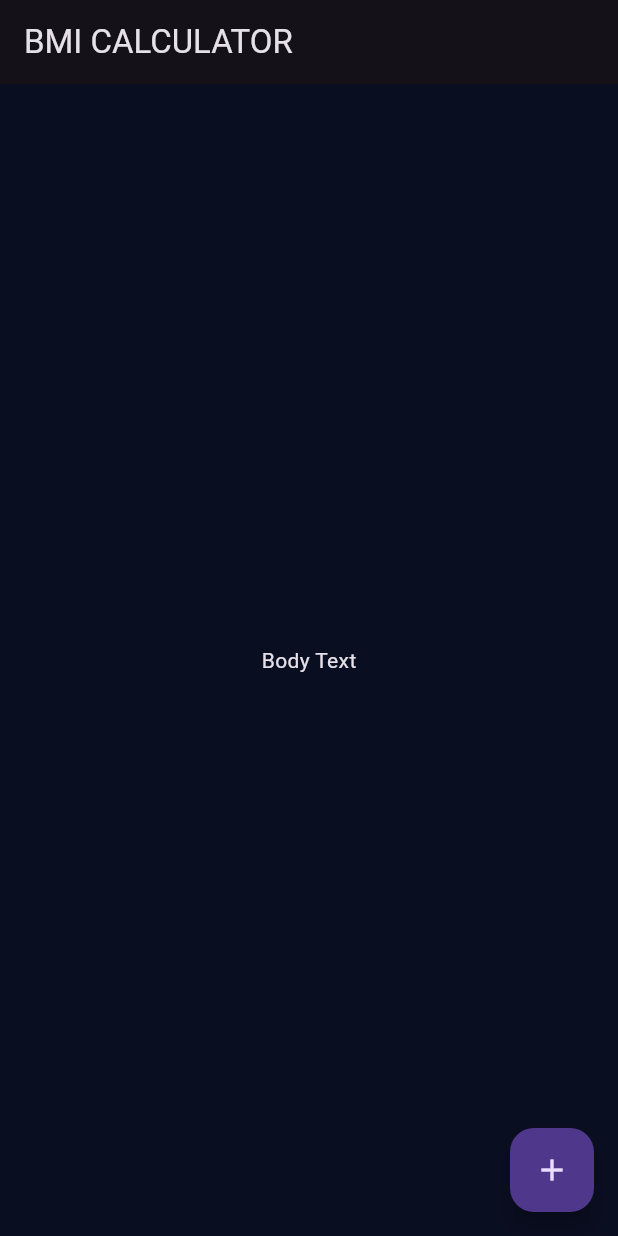
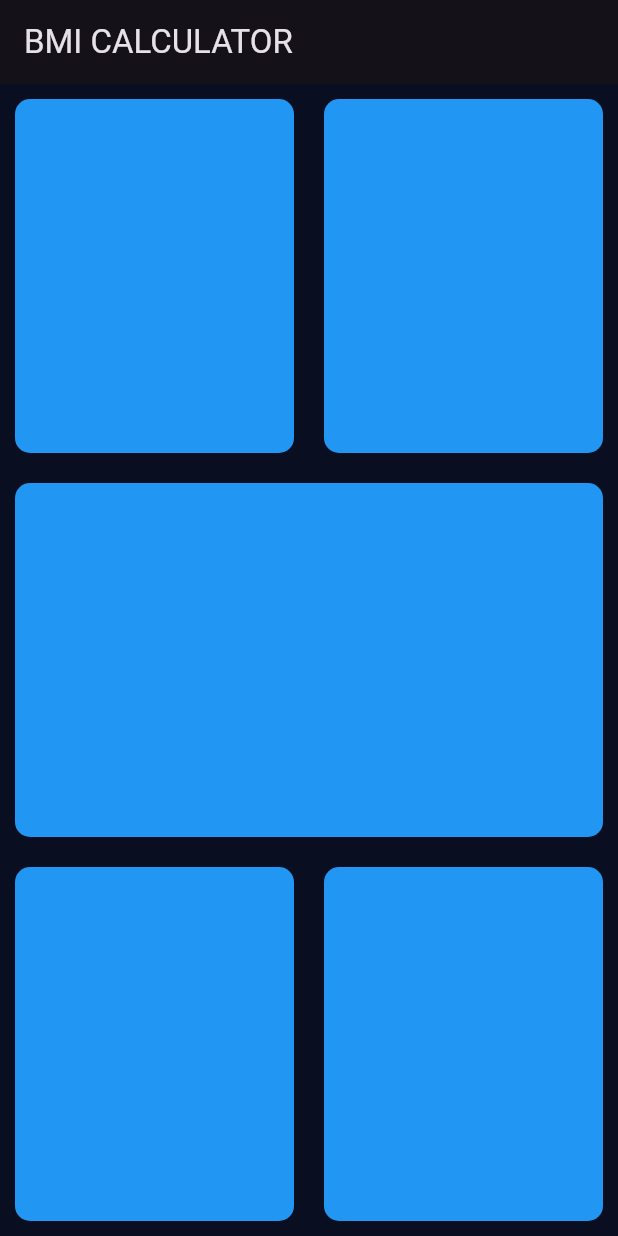
Before and after one commit to zeadab/bmi_calculator, a Flutter app: the screen it shows after launch, on a phone screen of 412 x 824 dp. Run offline on Flutter 3.47's test engine with Material 3 defaults, Android fonts, the phone set to English and light mode, and no system bars.

Commit message:
making the first design

```diff
--- a/lib/input_page.dart
+++ b/lib/input_page.dart
@@ -12,12 +12,59 @@ class _InputPageState extends State<InputPage> {
       appBar: AppBar(
         title: Text('BMI CALCULATOR'),
       ),
-      body: Center(
-        child: Text('Body Text'),
-      ),
-      floatingActionButton: FloatingActionButton(
-        onPressed: () {  },
-        child: Icon(Icons.add),
+      body: Column(
+        children: [
+          Expanded(
+              child: Row(
+            children: [
+              Expanded(
+                  child: Container(
+                margin: EdgeInsets.all(10),
+                decoration: BoxDecoration(
+                  borderRadius: BorderRadius.circular(10),
+                  color: Colors.blue,
+                ),
+              )),
+              Expanded(
+                  child: Container(
+                margin: EdgeInsets.all(10),
+                decoration: BoxDecoration(
+                  borderRadius: BorderRadius.circular(10),
+                  color: Colors.blue,
+                ),
+              )),
+            ],
+          )),
+          Expanded(
+              child: Container(
+            margin: EdgeInsets.all(10),
+            decoration: BoxDecoration(
+              borderRadius: BorderRadius.circular(10),
+              color: Colors.blue,
+            ),
+          )),
+          Expanded(
+              child: Row(
+            children: [
+              Expanded(
+                  child: Container(
+                margin: EdgeInsets.all(10),
+                decoration: BoxDecoration(
+                  borderRadius: BorderRadius.circular(10),
+                  color: Colors.blue,
+                ),
+              )),
+              Expanded(
+                  child: Container(
+                margin: EdgeInsets.all(10),
+                decoration: BoxDecoration(
+                  borderRadius: BorderRadius.circular(10),
+                  color: Colors.blue,
+                ),
+              )),
+            ],
+          )),
+        ],
       ),
     );
   }
```
